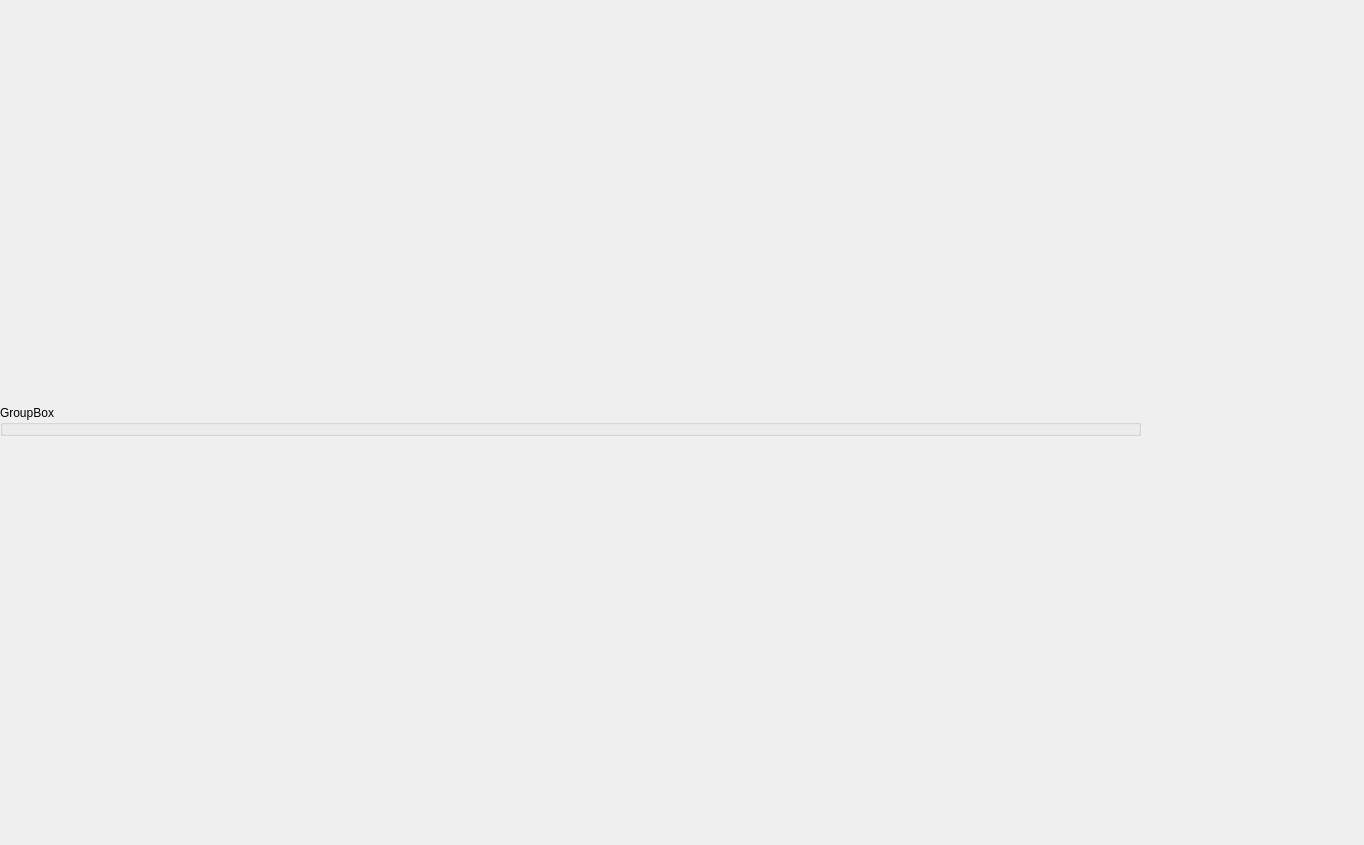
This is src/seebot/seebot/ide/main.ui in itishsy/seebot as Qt 5 draws it before an edit. The edited form follows.
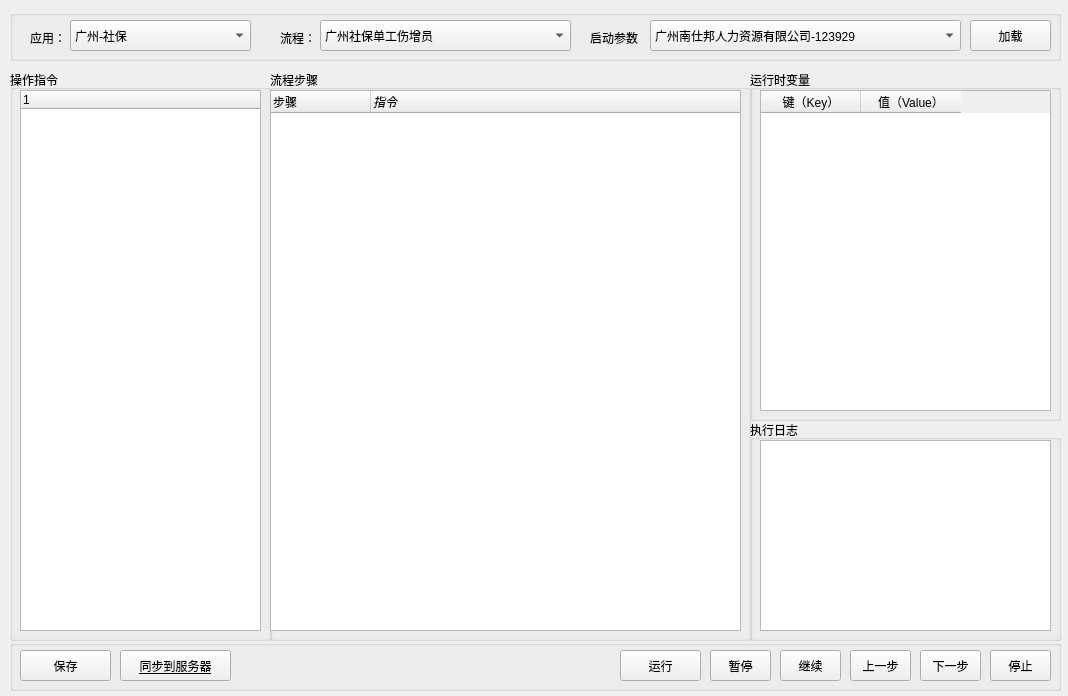
This is the edited form.

Diff of the .ui file:
```diff
--- a/src/seebot/seebot/ide/main.ui
+++ b/src/seebot/seebot/ide/main.ui
@@ -6,8 +6,8 @@
    <rect>
     <x>0</x>
     <y>0</y>
-    <width>1364</width>
-    <height>845</height>
+    <width>1068</width>
+    <height>696</height>
    </rect>
   </property>
   <property name="sizePolicy">
@@ -19,33 +19,436 @@
   <property name="windowTitle">
    <string>seebot-ide</string>
   </property>
-  <widget class="QWidget" name="verticalLayoutWidget">
+  <widget class="QGroupBox" name="gbx_action">
    <property name="geometry">
     <rect>
-     <x>0</x>
-     <y>0</y>
-     <width>1141</width>
-     <height>841</height>
+     <x>10</x>
+     <y>70</y>
+     <width>261</width>
+     <height>571</height>
     </rect>
    </property>
-   <layout class="QVBoxLayout" name="verticalLayout">
-    <property name="spacing">
-     <number>3</number>
+   <property name="title">
+    <string>操作指令</string>
+   </property>
+   <widget class="QTreeWidget" name="trw_actions">
+    <property name="geometry">
+     <rect>
+      <x>10</x>
+      <y>20</y>
+      <width>241</width>
+      <height>541</height>
+     </rect>
     </property>
+    <property name="editTriggers">
+     <set>QAbstractItemView::NoEditTriggers</set>
+    </property>
+    <property name="dragEnabled">
+     <bool>true</bool>
+    </property>
+    <property name="dragDropOverwriteMode">
+     <bool>true</bool>
+    </property>
+    <property name="dragDropMode">
+     <enum>QAbstractItemView::DragOnly</enum>
+    </property>
+    <property name="defaultDropAction">
+     <enum>Qt::MoveAction</enum>
+    </property>
+    <column>
+     <property name="text">
+      <string notr="true">1</string>
+     </property>
+    </column>
+   </widget>
+  </widget>
+  <widget class="QGroupBox" name="groupBox">
+   <property name="geometry">
+    <rect>
+     <x>10</x>
+     <y>10</y>
+     <width>1051</width>
+     <height>51</height>
+    </rect>
+   </property>
+   <property name="title">
+    <string/>
+   </property>
+   <widget class="QLabel" name="lab_app">
+    <property name="geometry">
+     <rect>
+      <x>20</x>
+      <y>20</y>
+      <width>53</width>
+      <height>15</height>
+     </rect>
+    </property>
+    <property name="text">
+     <string>应用：</string>
+    </property>
+   </widget>
+   <widget class="QComboBox" name="cmb_app">
+    <property name="geometry">
+     <rect>
+      <x>60</x>
+      <y>10</y>
+      <width>181</width>
+      <height>31</height>
+     </rect>
+    </property>
     <item>
-     <widget class="QGroupBox" name="groupBox">
-      <property name="sizePolicy">
-       <sizepolicy hsizetype="Preferred" vsizetype="Fixed">
-        <horstretch>0</horstretch>
-        <verstretch>0</verstretch>
-       </sizepolicy>
-      </property>
-      <property name="title">
-       <string>GroupBox</string>
-      </property>
-     </widget>
+     <property name="text">
+      <string>广州-社保</string>
+     </property>
     </item>
-   </layout>
+    <item>
+     <property name="text">
+      <string>广州-公积金</string>
+     </property>
+    </item>
+   </widget>
+   <widget class="QLabel" name="lab_flow">
+    <property name="geometry">
+     <rect>
+      <x>270</x>
+      <y>20</y>
+      <width>53</width>
+      <height>15</height>
+     </rect>
+    </property>
+    <property name="text">
+     <string>流程：</string>
+    </property>
+   </widget>
+   <widget class="QComboBox" name="cmb_flow">
+    <property name="geometry">
+     <rect>
+      <x>310</x>
+      <y>10</y>
+      <width>251</width>
+      <height>31</height>
+     </rect>
+    </property>
+    <property name="currentText">
+     <string>广州社保单工伤增员</string>
+    </property>
+    <item>
+     <property name="text">
+      <string>广州社保单工伤增员</string>
+     </property>
+    </item>
+    <item>
+     <property name="text">
+      <string>广州社保减员</string>
+     </property>
+    </item>
+   </widget>
+   <widget class="QLabel" name="lab_account">
+    <property name="geometry">
+     <rect>
+      <x>580</x>
+      <y>20</y>
+      <width>53</width>
+      <height>15</height>
+     </rect>
+    </property>
+    <property name="text">
+     <string>启动参数：</string>
+    </property>
+   </widget>
+   <widget class="QComboBox" name="cmb_task">
+    <property name="geometry">
+     <rect>
+      <x>640</x>
+      <y>10</y>
+      <width>311</width>
+      <height>31</height>
+     </rect>
+    </property>
+    <property name="currentText">
+     <string>广州南仕邦人力资源有限公司-123929</string>
+    </property>
+    <item>
+     <property name="text">
+      <string>广州南仕邦人力资源有限公司-123929</string>
+     </property>
+    </item>
+    <item>
+     <property name="text">
+      <string>广州仕邦人力资源有限公司-123923</string>
+     </property>
+    </item>
+   </widget>
+   <widget class="QPushButton" name="btn_reload">
+    <property name="geometry">
+     <rect>
+      <x>960</x>
+      <y>10</y>
+      <width>81</width>
+      <height>31</height>
+     </rect>
+    </property>
+    <property name="text">
+     <string>加载</string>
+    </property>
+   </widget>
+  </widget>
+  <widget class="QGroupBox" name="gbx_args">
+   <property name="geometry">
+    <rect>
+     <x>750</x>
+     <y>70</y>
+     <width>311</width>
+     <height>351</height>
+    </rect>
+   </property>
+   <property name="autoFillBackground">
+    <bool>false</bool>
+   </property>
+   <property name="title">
+    <string>运行时变量</string>
+   </property>
+   <widget class="QTableWidget" name="tbl_args">
+    <property name="geometry">
+     <rect>
+      <x>10</x>
+      <y>20</y>
+      <width>291</width>
+      <height>321</height>
+     </rect>
+    </property>
+    <property name="editTriggers">
+     <set>QAbstractItemView::DoubleClicked</set>
+    </property>
+    <property name="selectionMode">
+     <enum>QAbstractItemView::SingleSelection</enum>
+    </property>
+    <property name="selectionBehavior">
+     <enum>QAbstractItemView::SelectRows</enum>
+    </property>
+    <column>
+     <property name="text">
+      <string>键（Key）</string>
+     </property>
+    </column>
+    <column>
+     <property name="text">
+      <string>值（Value）</string>
+     </property>
+    </column>
+   </widget>
+  </widget>
+  <widget class="QGroupBox" name="gbx_logs">
+   <property name="geometry">
+    <rect>
+     <x>750</x>
+     <y>420</y>
+     <width>311</width>
+     <height>221</height>
+    </rect>
+   </property>
+   <property name="title">
+    <string>执行日志</string>
+   </property>
+   <widget class="QListWidget" name="lis_logs">
+    <property name="enabled">
+     <bool>true</bool>
+    </property>
+    <property name="geometry">
+     <rect>
+      <x>10</x>
+      <y>20</y>
+      <width>291</width>
+      <height>191</height>
+     </rect>
+    </property>
+   </widget>
+  </widget>
+  <widget class="QGroupBox" name="groupBox_2">
+   <property name="geometry">
+    <rect>
+     <x>270</x>
+     <y>70</y>
+     <width>481</width>
+     <height>571</height>
+    </rect>
+   </property>
+   <property name="title">
+    <string>流程步骤</string>
+   </property>
+   <widget class="QTreeWidget" name="trw_steps">
+    <property name="geometry">
+     <rect>
+      <x>0</x>
+      <y>20</y>
+      <width>471</width>
+      <height>541</height>
+     </rect>
+    </property>
+    <property name="frameShape">
+     <enum>QFrame::StyledPanel</enum>
+    </property>
+    <property name="editTriggers">
+     <set>QAbstractItemView::NoEditTriggers</set>
+    </property>
+    <property name="dragEnabled">
+     <bool>true</bool>
+    </property>
+    <property name="dragDropMode">
+     <enum>QAbstractItemView::DragOnly</enum>
+    </property>
+    <property name="selectionMode">
+     <enum>QAbstractItemView::ExtendedSelection</enum>
+    </property>
+    <column>
+     <property name="text">
+      <string notr="true">步骤</string>
+     </property>
+    </column>
+    <column>
+     <property name="text">
+      <string>指令</string>
+     </property>
+     <property name="font">
+      <font>
+       <italic>true</italic>
+      </font>
+     </property>
+     <property name="background">
+      <color>
+       <red>170</red>
+       <green>85</green>
+       <blue>127</blue>
+      </color>
+     </property>
+    </column>
+   </widget>
+  </widget>
+  <widget class="QGroupBox" name="groupBox_3">
+   <property name="geometry">
+    <rect>
+     <x>10</x>
+     <y>640</y>
+     <width>1051</width>
+     <height>51</height>
+    </rect>
+   </property>
+   <property name="title">
+    <string/>
+   </property>
+   <widget class="QPushButton" name="btn_suspend">
+    <property name="geometry">
+     <rect>
+      <x>700</x>
+      <y>10</y>
+      <width>61</width>
+      <height>31</height>
+     </rect>
+    </property>
+    <property name="text">
+     <string>暂停</string>
+    </property>
+   </widget>
+   <widget class="QPushButton" name="btn_continue">
+    <property name="geometry">
+     <rect>
+      <x>770</x>
+      <y>10</y>
+      <width>61</width>
+      <height>31</height>
+     </rect>
+    </property>
+    <property name="text">
+     <string>继续</string>
+    </property>
+   </widget>
+   <widget class="QPushButton" name="btn_back">
+    <property name="geometry">
+     <rect>
+      <x>840</x>
+      <y>10</y>
+      <width>61</width>
+      <height>31</height>
+     </rect>
+    </property>
+    <property name="text">
+     <string>上一步</string>
+    </property>
+   </widget>
+   <widget class="QPushButton" name="btn_next">
+    <property name="geometry">
+     <rect>
+      <x>910</x>
+      <y>10</y>
+      <width>61</width>
+      <height>31</height>
+     </rect>
+    </property>
+    <property name="text">
+     <string>下一步</string>
+    </property>
+   </widget>
+   <widget class="QPushButton" name="btn_stop">
+    <property name="geometry">
+     <rect>
+      <x>980</x>
+      <y>10</y>
+      <width>61</width>
+      <height>31</height>
+     </rect>
+    </property>
+    <property name="text">
+     <string>停止</string>
+    </property>
+   </widget>
+   <widget class="QPushButton" name="btn_sync">
+    <property name="geometry">
+     <rect>
+      <x>110</x>
+      <y>10</y>
+      <width>111</width>
+      <height>31</height>
+     </rect>
+    </property>
+    <property name="font">
+     <font>
+      <italic>false</italic>
+      <underline>true</underline>
+     </font>
+    </property>
+    <property name="autoFillBackground">
+     <bool>false</bool>
+    </property>
+    <property name="text">
+     <string>同步到服务器</string>
+    </property>
+   </widget>
+   <widget class="QPushButton" name="btn_save">
+    <property name="geometry">
+     <rect>
+      <x>10</x>
+      <y>10</y>
+      <width>91</width>
+      <height>31</height>
+     </rect>
+    </property>
+    <property name="text">
+     <string>保存</string>
+    </property>
+   </widget>
+   <widget class="QPushButton" name="btn_run">
+    <property name="geometry">
+     <rect>
+      <x>610</x>
+      <y>10</y>
+      <width>81</width>
+      <height>31</height>
+     </rect>
+    </property>
+    <property name="text">
+     <string>运行</string>
+    </property>
+   </widget>
   </widget>
  </widget>
  <resources/>
```
